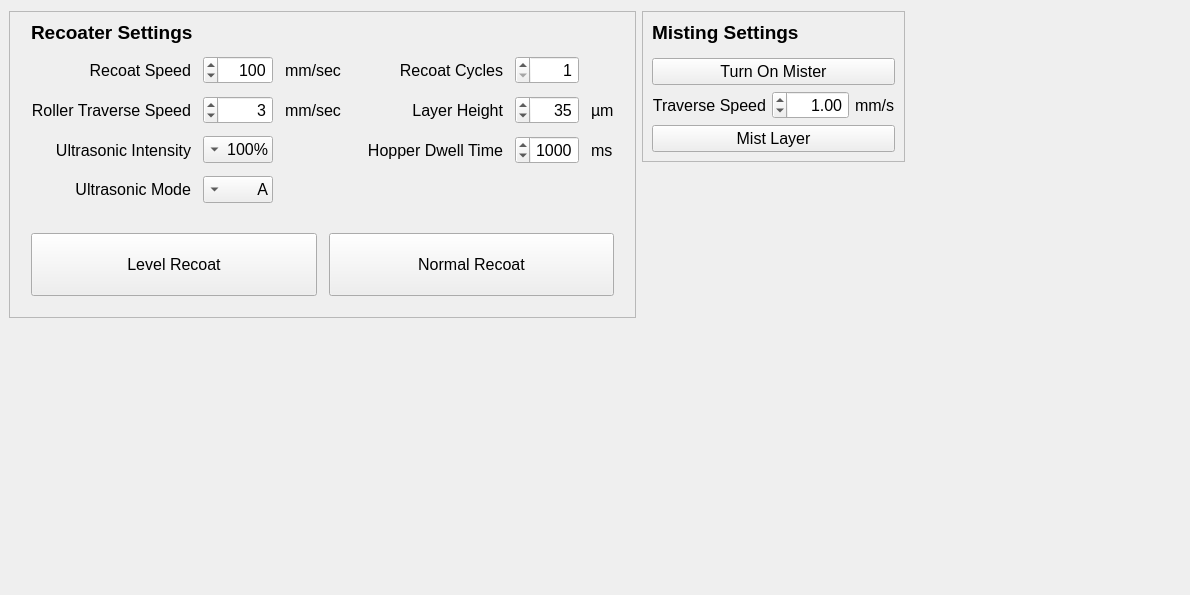
Qt form src/ui/powdersetupwidget.ui (BYUCreateResearchLab/CREATE_LAB_Binder_Jet_Printer) before a commit.
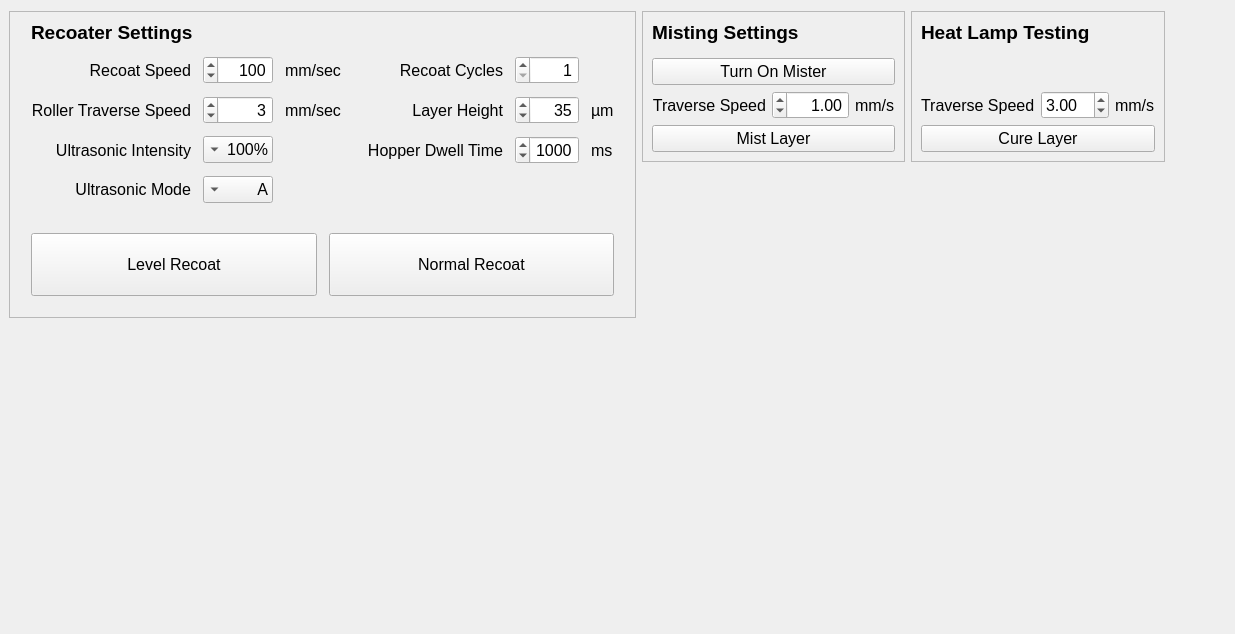
The same form after that commit.

Commit message: Cure Layer Test Button

Patch:
```diff
--- a/src/ui/powdersetupwidget.ui
+++ b/src/ui/powdersetupwidget.ui
@@ -6,8 +6,8 @@
    <rect>
     <x>0</x>
     <y>0</y>
-    <width>1190</width>
-    <height>595</height>
+    <width>1235</width>
+    <height>634</height>
    </rect>
   </property>
   <property name="font">
@@ -22,32 +22,6 @@
    <property name="leftMargin">
     <number>9</number>
    </property>
-   <item row="2" column="0">
-    <spacer name="verticalSpacer">
-     <property name="orientation">
-      <enum>Qt::Vertical</enum>
-     </property>
-     <property name="sizeHint" stdset="0">
-      <size>
-       <width>20</width>
-       <height>40</height>
-      </size>
-     </property>
-    </spacer>
-   </item>
-   <item row="0" column="2">
-    <spacer name="horizontalSpacer">
-     <property name="orientation">
-      <enum>Qt::Horizontal</enum>
-     </property>
-     <property name="sizeHint" stdset="0">
-      <size>
-       <width>40</width>
-       <height>20</height>
-      </size>
-     </property>
-    </spacer>
-   </item>
    <item row="0" column="1">
     <widget class="QFrame" name="mistingFrame">
      <property name="frameShape">
@@ -126,6 +100,19 @@
      </layout>
     </widget>
    </item>
+   <item row="2" column="0">
+    <spacer name="verticalSpacer">
+     <property name="orientation">
+      <enum>Qt::Vertical</enum>
+     </property>
+     <property name="sizeHint" stdset="0">
+      <size>
+       <width>20</width>
+       <height>40</height>
+      </size>
+     </property>
+    </spacer>
+   </item>
    <item row="0" column="0" rowspan="2">
     <widget class="QFrame" name="recoaterSettingsFrame">
      <property name="frameShape">
@@ -567,6 +554,19 @@
      </layout>
     </widget>
    </item>
+   <item row="0" column="3">
+    <spacer name="horizontalSpacer">
+     <property name="orientation">
+      <enum>Qt::Horizontal</enum>
+     </property>
+     <property name="sizeHint" stdset="0">
+      <size>
+       <width>40</width>
+       <height>20</height>
+      </size>
+     </property>
+    </spacer>
+   </item>
    <item row="1" column="1" rowspan="2">
     <spacer name="verticalSpacer_2">
      <property name="orientation">
@@ -580,6 +580,68 @@
      </property>
     </spacer>
    </item>
+   <item row="0" column="2">
+    <widget class="QFrame" name="heatLampFrame">
+     <property name="frameShape">
+      <enum>QFrame::StyledPanel</enum>
+     </property>
+     <property name="frameShadow">
+      <enum>QFrame::Sunken</enum>
+     </property>
+     <layout class="QGridLayout" name="gridLayout_2">
+      <item row="1" column="1">
+       <widget class="QDoubleSpinBox" name="heatLampSpeedSpinBox">
+        <property name="minimum">
+         <double>0.100000000000000</double>
+        </property>
+        <property name="maximum">
+         <double>60.000000000000000</double>
+        </property>
+        <property name="value">
+         <double>3.000000000000000</double>
+        </property>
+       </widget>
+      </item>
+      <item row="1" column="0">
+       <widget class="QLabel" name="heatLampTraverseSpeedLabel">
+        <property name="text">
+         <string>Traverse Speed</string>
+        </property>
+       </widget>
+      </item>
+      <item row="1" column="2">
+       <widget class="QLabel" name="traverseSpeedUnitsLabel">
+        <property name="text">
+         <string>mm/s</string>
+        </property>
+       </widget>
+      </item>
+      <item row="0" column="0" colspan="3">
+       <widget class="QLabel" name="heatLampTestingLabel">
+        <property name="font">
+         <font>
+          <pointsize>14</pointsize>
+          <bold>true</bold>
+         </font>
+        </property>
+        <property name="text">
+         <string>Heat Lamp Testing</string>
+        </property>
+        <property name="alignment">
+         <set>Qt::AlignLeading|Qt::AlignLeft|Qt::AlignTop</set>
+        </property>
+       </widget>
+      </item>
+      <item row="2" column="0" colspan="3">
+       <widget class="QPushButton" name="cureLayerButton">
+        <property name="text">
+         <string>Cure Layer</string>
+        </property>
+       </widget>
+      </item>
+     </layout>
+    </widget>
+   </item>
   </layout>
  </widget>
  <resources/>
```
The commit also changes 3 other files.
